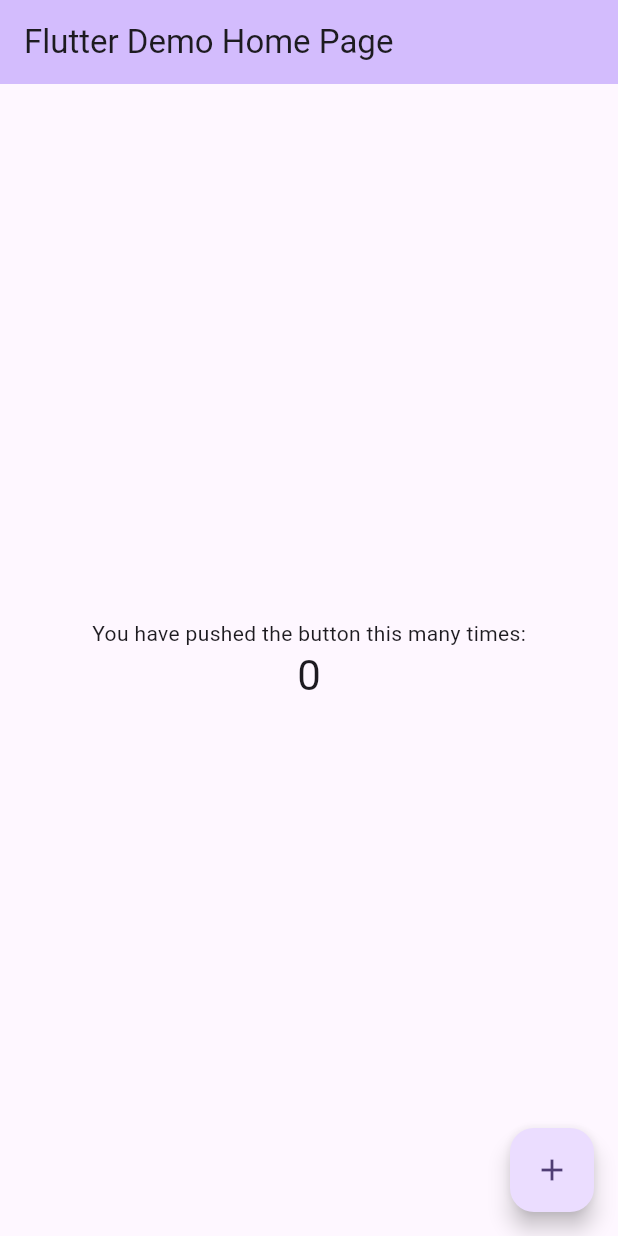
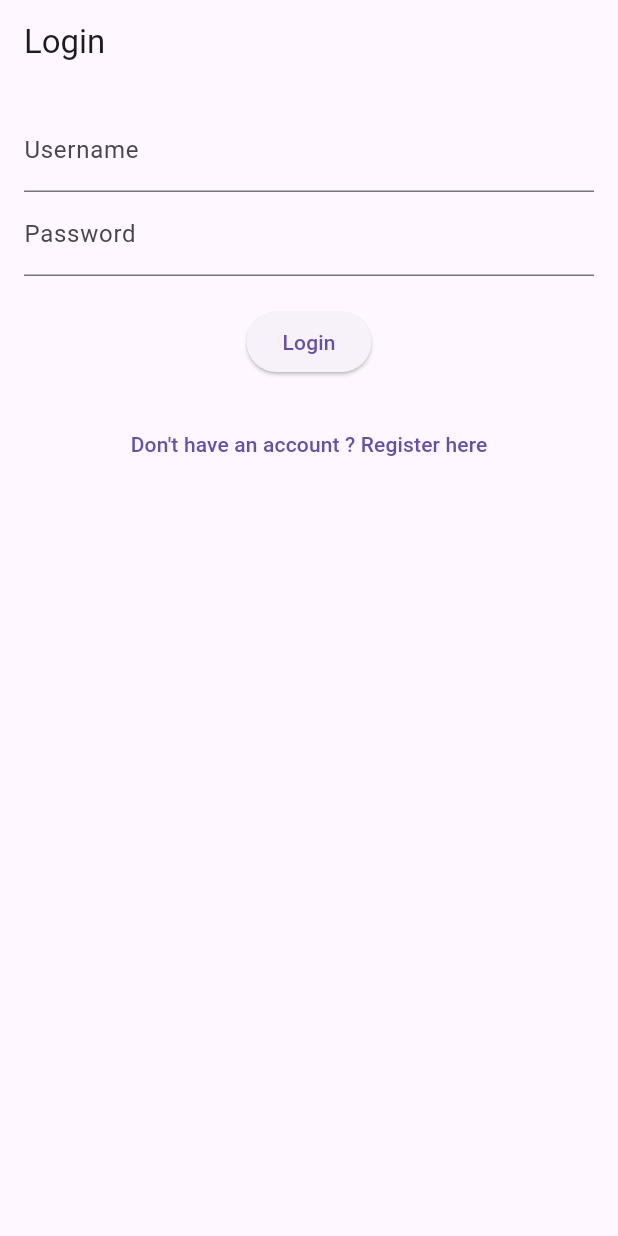
Before and after one commit to OlivierBldn/herochatting_mobile, a Flutter app: the screen it shows after launch, on a phone screen of 412 x 824 dp. Run offline on Flutter 3.47's test engine with Material 3 defaults, Android fonts, the phone set to English and light mode, and no system bars; our stand-ins replace logger, shared_preferences; accounts and stored records are empty.

Commit message:
📦 NEW: User registration & login & logout

```diff
--- a/lib/main.dart
+++ b/lib/main.dart
@@ -1,4 +1,9 @@
 import 'package:flutter/material.dart';
+import 'package:provider/provider.dart';
+import 'providers/auth_provider.dart';
+import 'screens/login_screen.dart';
+import 'screens/home_screen.dart';
+import 'screens/register_screen.dart';
 
 void main() {
   runApp(const MyApp());
@@ -7,119 +12,22 @@
 class MyApp extends StatelessWidget {
   const MyApp({super.key});
 
-  // This widget is the root of your application.
   @override
   Widget build(BuildContext context) {
-    return MaterialApp(
-      title: 'Flutter Demo',
-      theme: ThemeData(
-        // This is the theme of your application.
-        //
-        // TRY THIS: Try running your application with "flutter run". You'll see
-        // the application has a purple toolbar. Then, without quitting the app,
-        // try changing the seedColor in the colorScheme below to Colors.green
-        // and then invoke "hot reload" (save your changes or press the "hot
-        // reload" button in a Flutter-supported IDE, or press "r" if you used
-        // the command line to start the app).
-        //
-        // Notice that the counter didn't reset back to zero; the application
-        // state is not lost during the reload. To reset the state, use hot
-        // restart instead.
-        //
-        // This works for code too, not just values: Most code changes can be
-        // tested with just a hot reload.
-        colorScheme: ColorScheme.fromSeed(seedColor: Colors.deepPurple),
-        useMaterial3: true,
+    return ChangeNotifierProvider(
+      create: (context) => AuthProvider(),
+      child: MaterialApp(
+        title: 'Herochatting',
+        theme: ThemeData(
+          primarySwatch: Colors.blue,
+        ),
+        initialRoute: '/',
+        routes: {
+          '/': (context) => const LoginScreen(),
+          '/home': (context) => const HomeScreen(),
+          '/register': (context) => const RegisterScreen(),
+        },
       ),
-      home: const MyHomePage(title: 'Flutter Demo Home Page'),
     );
   }
 }
-
-class MyHomePage extends StatefulWidget {
-  const MyHomePage({super.key, required this.title});
-
-  // This widget is the home page of your application. It is stateful, meaning
-  // that it has a State object (defined below) that contains fields that affect
-  // how it looks.
-
-  // This class is the configuration for the state. It holds the values (in this
-  // case the title) provided by the parent (in this case the App widget) and
-  // used by the build method of the State. Fields in a Widget subclass are
-  // always marked "final".
-
-  final String title;
-
-  @override
-  State<MyHomePage> createState() => _MyHomePageState();
-}
-
-class _MyHomePageState extends State<MyHomePage> {
-  int _counter = 0;
-
-  void _incrementCounter() {
-    setState(() {
-      // This call to setState tells the Flutter framework that something has
-      // changed in this State, which causes it to rerun the build method below
-      // so that the display can reflect the updated values. If we changed
-      // _counter without calling setState(), then the build method would not be
-      // called again, and so nothing would appear to happen.
-      _counter++;
-    });
-  }
-
-  @override
-  Widget build(BuildContext context) {
-    // This method is rerun every time setState is called, for instance as done
-    // by the _incrementCounter method above.
-    //
-    // The Flutter framework has been optimized to make rerunning build methods
-    // fast, so that you can just rebuild anything that needs updating rather
-    // than having to individually change instances of widgets.
-    return Scaffold(
-      appBar: AppBar(
-        // TRY THIS: Try changing the color here to a specific color (to
-        // Colors.amber, perhaps?) and trigger a hot reload to see the AppBar
-        // change color while the other colors stay the same.
-        backgroundColor: Theme.of(context).colorScheme.inversePrimary,
-        // Here we take the value from the MyHomePage object that was created by
-        // the App.build method, and use it to set our appbar title.
-        title: Text(widget.title),
-      ),
-      body: Center(
-        // Center is a layout widget. It takes a single child and positions it
-        // in the middle of the parent.
-        child: Column(
-          // Column is also a layout widget. It takes a list of children and
-          // arranges them vertically. By default, it sizes itself to fit its
-          // children horizontally, and tries to be as tall as its parent.
-          //
-          // Column has various properties to control how it sizes itself and
-          // how it positions its children. Here we use mainAxisAlignment to
-          // center the children vertically; the main axis here is the vertical
-          // axis because Columns are vertical (the cross axis would be
-          // horizontal).
-          //
-          // TRY THIS: Invoke "debug painting" (choose the "Toggle Debug Paint"
-          // action in the IDE, or press "p" in the console), to see the
-          // wireframe for each widget.
-          mainAxisAlignment: MainAxisAlignment.center,
-          children: <Widget>[
-            const Text(
-              'You have pushed the button this many times:',
-            ),
-            Text(
-              '$_counter',
-              style: Theme.of(context).textTheme.headlineMedium,
-            ),
-          ],
-        ),
-      ),
-      floatingActionButton: FloatingActionButton(
-        onPressed: _incrementCounter,
-        tooltip: 'Increment',
-        child: const Icon(Icons.add),
-      ), // This trailing comma makes auto-formatting nicer for build methods.
-    );
-  }
-}
--- /dev/null
+++ b/lib/models/user.dart
@@ -0,0 +1,25 @@
+class User {
+  final int id;
+  final String username;
+  final String email;
+  final String firstname;
+  final String lastname;
+
+  User({
+    required this.id,
+    required this.username,
+    required this.email,
+    required this.firstname,
+    required this.lastname,
+  });
+
+  factory User.fromJson(Map<String, dynamic> json) {
+    return User(
+      id: json['id'],
+      username: json['username'],
+      email: json['email'],
+      firstname: json['firstname'],
+      lastname: json['lastname'],
+    );
+  }
+}
--- /dev/null
+++ b/lib/providers/auth_provider.dart
@@ -0,0 +1,44 @@
+import 'package:flutter/material.dart';
+import '../models/user.dart';
+import '../services/auth_service.dart';
+
+class AuthProvider with ChangeNotifier {
+  User? _user;
+  String? _token;
+
+  User? get user => _user;
+  String? get token => _token;
+
+  final AuthService _authService = AuthService();
+
+  Future<void> login(String username, String password) async {
+    _user = await _authService.login(username, password);
+    if (_user != null) {
+      _token = await _authService.getToken();
+      notifyListeners();
+    } else {
+      throw Exception('Failed to login');
+    }
+  }
+
+  Future<bool> register(String username, String password, String email, String firstname, String lastname) async {
+    _user = await _authService.register(username, password, email, firstname, lastname);
+    notifyListeners();
+    return _user != null;
+  }
+
+  Future<void> logout() async {
+    await _authService.logout();
+    _user = null;
+    _token = null;
+    notifyListeners();
+  }
+
+  Future<void> tryAutoLogin() async {
+    _token = await _authService.getToken();
+    if (_token != null) {
+      _user = await _authService.getUser(_token!);
+      notifyListeners();
+    }
+  }
+}
--- /dev/null
+++ b/lib/screens/login_screen.dart
@@ -0,0 +1,77 @@
+import 'package:flutter/material.dart';
+import 'package:provider/provider.dart';
+import '../providers/auth_provider.dart';
+import 'package:logger/logger.dart';
+
+class LoginScreen extends StatefulWidget {
+  const LoginScreen({super.key});
+
+  @override
+  State<LoginScreen> createState() => _LoginScreenState();
+}
+
+class _LoginScreenState extends State<LoginScreen> {
+  final TextEditingController _usernameController = TextEditingController();
+  final TextEditingController _passwordController = TextEditingController();
+  final Logger _logger = Logger();
+
+  @override
+  Widget build(BuildContext context) {
+    return Scaffold(
+      appBar: AppBar(
+        title: const Text('Login'),
+      ),
+      body: Padding(
+        padding: const EdgeInsets.all(16.0),
+        child: Column(
+          children: [
+            TextField(
+              controller: _usernameController,
+              decoration: const InputDecoration(labelText: 'Username'),
+            ),
+            TextField(
+              controller: _passwordController,
+              decoration: const InputDecoration(labelText: 'Password'),
+              obscureText: true,
+            ),
+            const SizedBox(height: 20),
+            ElevatedButton(
+              onPressed: () async {
+                final authProvider = Provider.of<AuthProvider>(context, listen: false);
+                try {
+                  _logger.i("Attempting to log in with username: ${_usernameController.text}");
+                  await authProvider.login(
+                    _usernameController.text,
+                    _passwordController.text,
+                  );
+                  if (!mounted) return;
+                  if (authProvider.user != null) {
+                    Navigator.of(context).pushReplacementNamed('/home');
+                  } else {
+                    ScaffoldMessenger.of(context).showSnackBar(
+                      const SnackBar(content: Text('Login failed')),
+                    );
+                  }
+                } catch (e) {
+                  _logger.e("Login failed", e);
+                  if (!mounted) return;
+                  ScaffoldMessenger.of(context).showSnackBar(
+                    SnackBar(content: Text(e.toString())),
+                  );
+                }
+              },
+              child: const Text('Login'),
+            ),
+            const SizedBox(height: 20),
+            TextButton(
+              onPressed: () {
+                Navigator.of(context).pushNamed('/register');
+              },
+              child: const Text('Don\'t have an account ? Register here'),
+            ),
+          ],
+        ),
+      ),
+    );
+  }
+}
```
Also changed, not shown: lib/screens/home_screen.dart (added, +29 -0 lines), lib/screens/register_screen.dart (added, +73 -0 lines), lib/services/auth_service.dart (added, +101 -0 lines), pubspec.yaml (+11 -3 lines), pubspec.lock, 1 other file.
